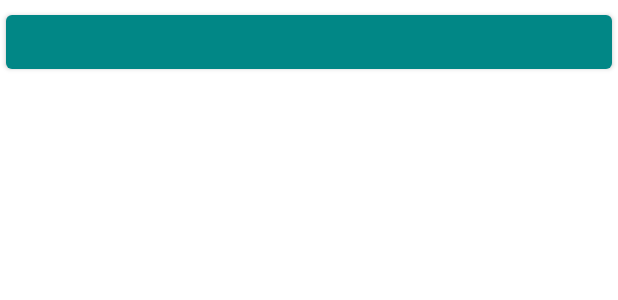
After one commit to road2android/wordpad, an Android app: the layout item_view.xml on its own in the app's theme, with its tools: preview values and no code run, on a phone screen of 412 x 824 dp. The commit adds this screen. Shown: the top 300 px of the screen. Run offline under Robolectric (Android 15) with nearby library versions, the phone set to English and light mode, and no system bars.

Commit message:
letter list index layout done

```diff
--- a/app/build.gradle
+++ b/app/build.gradle
@@ -23,12 +23,18 @@ android {
             proguardFiles getDefaultProguardFile('proguard-android-optimize.txt'), 'proguard-rules.pro'
         }
     }
+
     compileOptions {
         sourceCompatibility JavaVersion.VERSION_1_8
         targetCompatibility JavaVersion.VERSION_1_8
     }
+
     kotlinOptions {
         jvmTarget = '1.8'
+    }
+
+    buildFeatures {
+        viewBinding = true
     }
 }
 
--- /dev/null
+++ b/app/src/main/res/layout/item_view.xml
@@ -0,0 +1,7 @@
+<?xml version="1.0" encoding="utf-8"?>
+<Button xmlns:android="http://schemas.android.com/apk/res/android"
+    android:id="@+id/button_item"
+    android:layout_width="match_parent"
+    android:layout_height="wrap_content"
+    android:layout_margin="4dp"
+    android:padding="8dp" />
```
Also changed, not shown: app/src/main/java/com/hafijulislam/wordpad/MainActivity.kt (+16 -2 lines), app/src/main/java/com/hafijulislam/wordpad/adapter/LetterAdapter.kt (added, +71 -0 lines).
